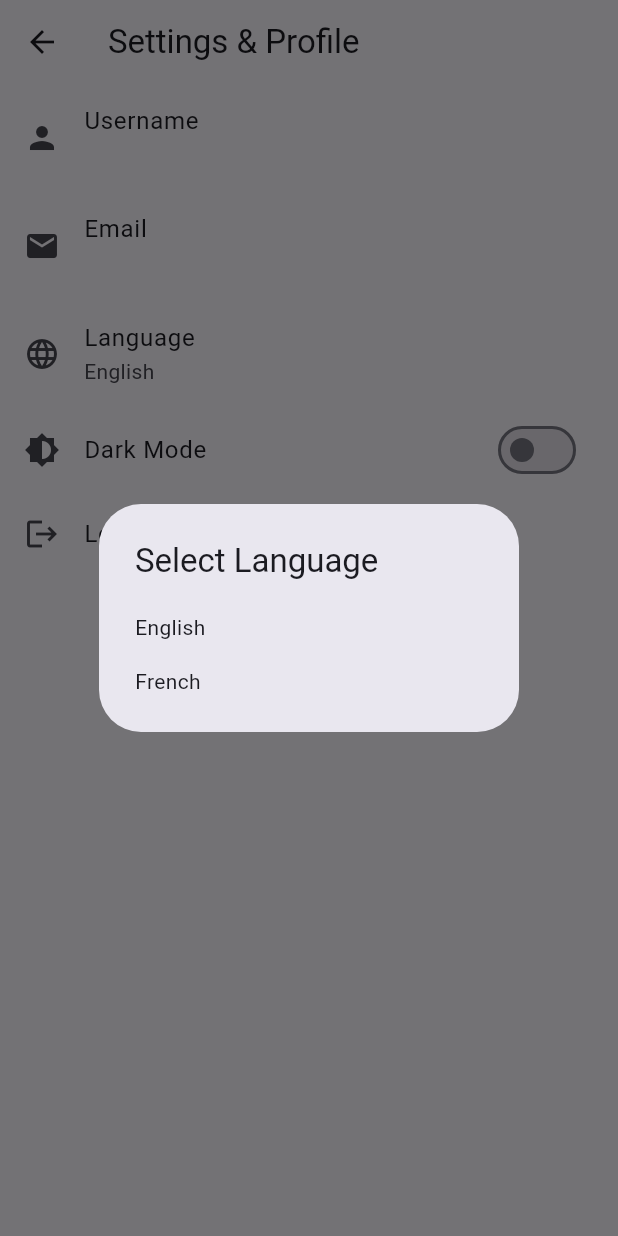
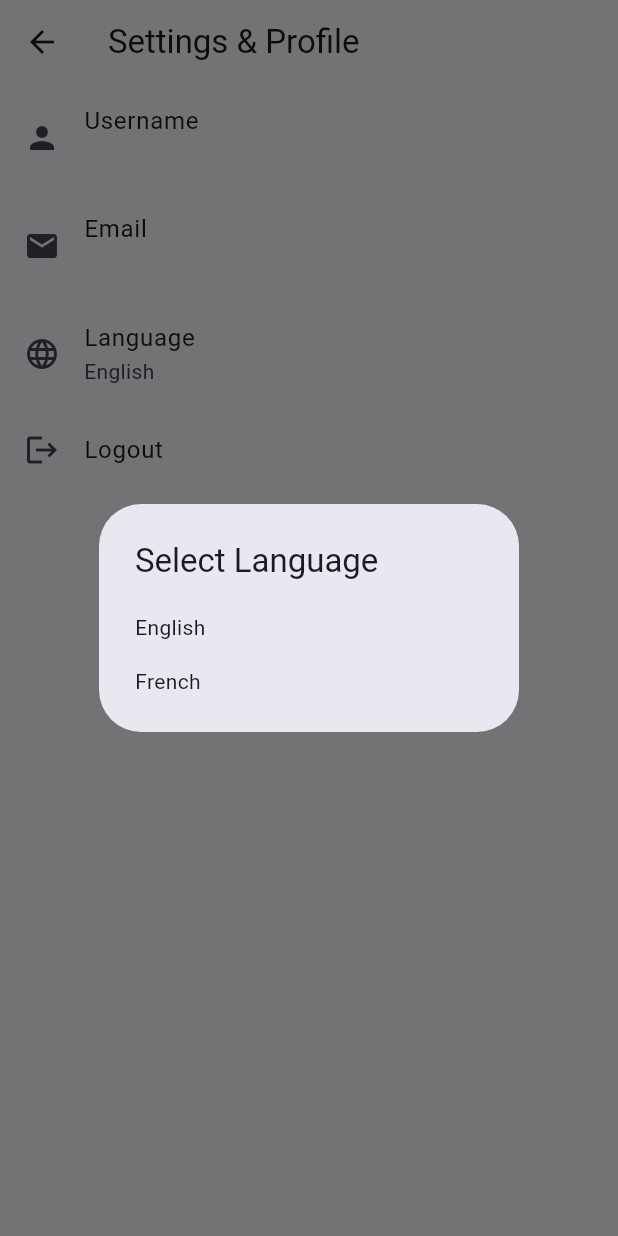
Before and after one commit to aj20l/Sceneit, a Flutter app: the SettingsPage screen opened directly, after a tap on "Language", on a phone screen of 412 x 824 dp. Run offline on Flutter 3.47's test engine with Material 3 defaults, Android fonts, the phone set to English and light mode, and no system bars; our stand-ins replace flutter_dotenv, flutter_local_notifications, permission_handler, shared_preferences, sqflite; accounts and stored records are empty; network calls fail; statements that could not run were skipped.

Commit message:
removed dark mode

```diff
--- a/lib/pages/settings_page.dart
+++ b/lib/pages/settings_page.dart
@@ -2,11 +2,9 @@ import 'package:flutter/material.dart';
 import 'package:shared_preferences/shared_preferences.dart';
 import 'package:sceneit/User.dart'; // Your User model
 import 'package:sceneit/main.dart';
-
 import 'package:sceneit/utils/session.dart';
 
 class SettingsPage extends StatefulWidget {
-
   const SettingsPage({super.key});
 
   @override
@@ -15,7 +13,6 @@ class SettingsPage extends StatefulWidget {
 
 class _SettingsPageState extends State<SettingsPage> {
   String _language = 'English';
-  bool _darkMode = false;
 
   @override
   void initState() {
@@ -27,14 +24,12 @@ class _SettingsPageState extends State<SettingsPage> {
     final prefs = await SharedPreferences.getInstance();
     setState(() {
       _language = prefs.getString('language') ?? 'English';
-      _darkMode = prefs.getBool('darkMode') ?? false;
     });
   }
 
   Future<void> _savePreferences() async {
     final prefs = await SharedPreferences.getInstance();
     await prefs.setString('language', _language);
-    await prefs.setBool('darkMode', _darkMode);
   }
 
   Future<void> _logout() async {
@@ -93,15 +88,6 @@ class _SettingsPageState extends State<SettingsPage> {
               }
             },
           ),
-          SwitchListTile(
-            secondary: const Icon(Icons.brightness_6),
-            title: const Text('Dark Mode'),
-            value: _darkMode,
-            onChanged: (val) {
-              setState(() => _darkMode = val);
-              _savePreferences();
-            },
-          ),
           ListTile(
             leading: const Icon(Icons.logout),
             title: const Text('Logout'),
```
